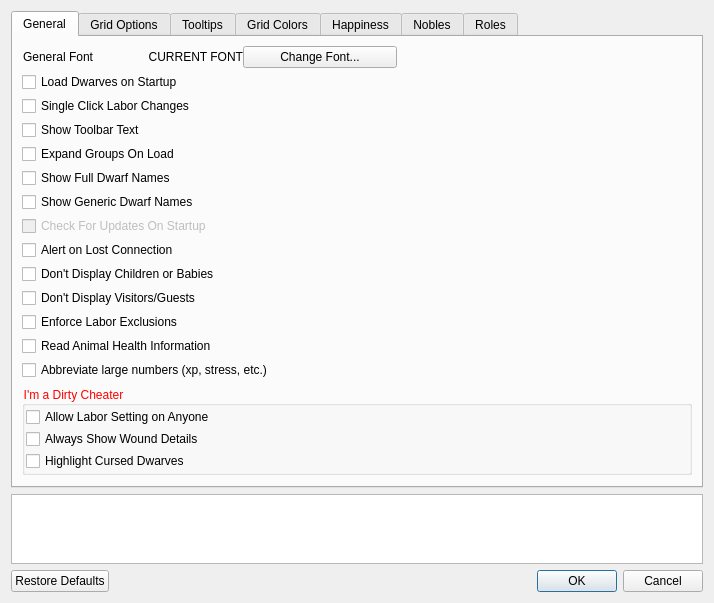
Qt form ui/optionsmenu.ui (Dwarf-Therapist/Dwarf-Therapist) before a commit.
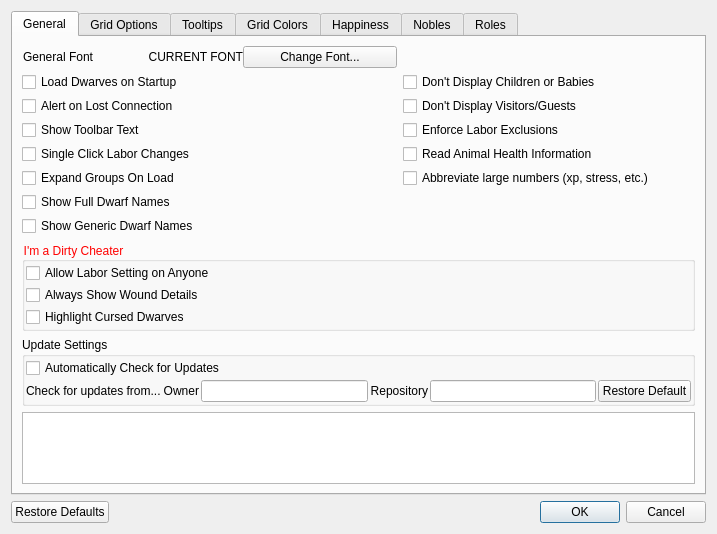
The same form after that commit. Icons and pictures are not drawn.

Commit message: WIP auto-update functionality

What changed in the file:
```diff
--- a/ui/optionsmenu.ui
+++ b/ui/optionsmenu.ui
@@ -9,8 +9,8 @@
    <rect>
     <x>0</x>
     <y>0</y>
-    <width>714</width>
-    <height>584</height>
+    <width>717</width>
+    <height>526</height>
    </rect>
   </property>
   <property name="windowTitle">
@@ -20,7 +20,7 @@
    <iconset resource="../resources.qrc">
     <normaloff>:/img/color_wheel.png</normaloff>:/img/color_wheel.png</iconset>
   </property>
-  <layout class="QVBoxLayout" name="vbox" stretch="0,1,0">
+  <layout class="QVBoxLayout" name="vbox" stretch="0,0">
    <item>
     <widget class="QTabWidget" name="tabWidget">
      <property name="enabled">
@@ -52,26 +52,13 @@
       <attribute name="title">
        <string>General</string>
       </attribute>
-      <layout class="QVBoxLayout" name="verticalLayout">
+      <layout class="QVBoxLayout" name="verticalLayout_7">
        <item>
         <layout class="QGridLayout" name="gridLayout_5">
          <property name="verticalSpacing">
           <number>4</number>
          </property>
-         <item row="13" column="0">
-          <widget class="QCheckBox" name="chk_format_numbers">
-           <property name="toolTip">
-            <string>Abbreviate large numbers, such as experience and stress. For example this option would replace 100,000 stress with 100k.</string>
-           </property>
-           <property name="statusTip">
-            <string>Abbreviate large numbers, such as experience and stress. For example this option would replace 100,000 stress with 100k.</string>
-           </property>
-           <property name="text">
-            <string>Abbreviate large numbers (xp, stress, etc.)</string>
-           </property>
-          </widget>
-         </item>
-         <item row="2" column="0">
+         <item row="4" column="0">
           <widget class="QCheckBox" name="cb_single_click_labor_changes">
            <property name="toolTip">
             <string/>
@@ -87,45 +74,6 @@
            </property>
           </widget>
          </item>
-         <item row="4" column="0">
-          <widget class="QCheckBox" name="cb_auto_expand">
-           <property name="toolTip">
-            <string/>
-           </property>
-           <property name="statusTip">
-            <string>When checked, if dwarfs are grouped by something, this will auto-expand all groups each view change</string>
-           </property>
-           <property name="whatsThis">
-            <string>When checked, if dwarfs are grouped by something, this will auto-expand all groups each view change</string>
-           </property>
-           <property name="text">
-            <string>Expand Groups On Load</string>
-           </property>
-          </widget>
-         </item>
-         <item row="9" column="0">
-          <widget class="QCheckBox" name="cb_hide_children">
-           <property name="statusTip">
-            <string>When checked, Children and Babies will not be displayed in the grid at all. &lt;font color=red&gt;&lt;b&gt;Note: this change will not take effect until the next full read!&lt;/font&gt;&lt;/b&gt;</string>
-           </property>
-           <property name="text">
-            <string>Don't Display Children or Babies</string>
-           </property>
-          </widget>
-         </item>
-         <item row="6" column="0">
-          <widget class="QCheckBox" name="cb_generic_names">
-           <property name="statusTip">
-            <string>When checked, show generic (English) last names for dwarves. &lt;font color=red&gt;&lt;b&gt;Note: this change will not take effect until the next full read of dwarves occurrs!&lt;/font&gt;&lt;/b&gt;</string>
-           </property>
-           <property name="whatsThis">
-            <string>When checked, show generic (English) last names for dwarves. Note: this change will not take effect until the next full read of dwarves occurrs!</string>
-           </property>
-           <property name="text">
-            <string>Show Generic Dwarf Names</string>
-           </property>
-          </widget>
-         </item>
          <item row="3" column="0">
           <widget class="QCheckBox" name="cb_show_toolbar_text">
            <property name="toolTip">
@@ -142,26 +90,7 @@
            </property>
           </widget>
          </item>
-         <item row="7" column="0">
-          <widget class="QCheckBox" name="cb_check_for_updates_on_startup">
-           <property name="enabled">
-            <bool>false</bool>
-           </property>
-           <property name="statusTip">
-            <string>When checked, Dwarf Therapist will go online at the time of launch and notify you if there is an update available.</string>
-           </property>
-           <property name="whatsThis">
-            <string>When checked, Dwarf Therapist will go online at the time of launch and notify you if there is an update available.</string>
-           </property>
-           <property name="text">
-            <string>Check For Updates On Startup</string>
-           </property>
-           <property name="checked">
-            <bool>false</bool>
-           </property>
-          </widget>
-         </item>
-         <item row="8" column="0">
+         <item row="2" column="0">
           <widget class="QCheckBox" name="cb_alert_on_lost_connection">
            <property name="statusTip">
             <string>When checked, Dwarf Therapist will alert you if it ever loses connectivity to your Dwarf Fortress game. This helps avoid writing bad data to your fort.  &lt;font color=red&gt;&lt;b&gt;Note: this change requires a restart of Dwarf Therapist!&lt;/font&gt;&lt;/b&gt;</string>
@@ -174,22 +103,6 @@
            </property>
           </widget>
          </item>
-         <item row="5" column="0">
-          <widget class="QCheckBox" name="cb_show_full_dwarf_names">
-           <property name="toolTip">
-            <string/>
-           </property>
-           <property name="statusTip">
-            <string>When checked, show first names for dwarfs even if they have custom nicknames. &lt;font color=red&gt;&lt;b&gt;Note: this change will not take effect until the next full read of dwarves occurrs!&lt;/font&gt;&lt;/b&gt;</string>
-           </property>
-           <property name="whatsThis">
-            <string>When checked, show first names for dwarfs even if they have custom nicknames. Note: this change will not take effect until the next full read of dwarves occurrs!</string>
-           </property>
-           <property name="text">
-            <string>Show Full Dwarf Names</string>
-           </property>
-          </widget>
-         </item>
          <item row="1" column="0">
           <widget class="QCheckBox" name="cb_read_dwarves_on_startup">
            <property name="toolTip">
@@ -206,8 +119,30 @@
            </property>
           </widget>
          </item>
-         <item row="11" column="0">
+         <item row="1" column="1">
+          <widget class="QCheckBox" name="cb_hide_children">
+           <property name="sizePolicy">
+            <sizepolicy hsizetype="Expanding" vsizetype="Fixed">
+             <horstretch>0</horstretch>
+             <verstretch>0</verstretch>
+            </sizepolicy>
+           </property>
+           <property name="statusTip">
+            <string>When checked, Children and Babies will not be displayed in the grid at all. &lt;font color=red&gt;&lt;b&gt;Note: this change will not take effect until the next full read!&lt;/font&gt;&lt;/b&gt;</string>
+           </property>
+           <property name="text">
+            <string>Don't Display Children or Babies</string>
+           </property>
+          </widget>
+         </item>
+         <item row="3" column="1">
           <widget class="QCheckBox" name="cb_labor_exclusions">
+           <property name="sizePolicy">
+            <sizepolicy hsizetype="Expanding" vsizetype="Fixed">
+             <horstretch>0</horstretch>
+             <verstretch>0</verstretch>
+            </sizepolicy>
+           </property>
            <property name="statusTip">
             <string>When unchecked labor exclusions are ignored (wood cutting, mining and hunting primarily). &lt;b&gt;&lt;font color=&quot;red&quot;&gt;WARNING: Disabling this can cause equipment problems!&lt;/font&gt;&lt;/b&gt;</string>
            </property>
@@ -220,20 +155,29 @@
           </widget>
          </item>
          <item row="2" column="1">
-          <spacer name="horizontalSpacer_16">
-           <property name="orientation">
-            <enum>Qt::Horizontal</enum>
+          <widget class="QCheckBox" name="cb_hide_visitors">
+           <property name="sizePolicy">
+            <sizepolicy hsizetype="Expanding" vsizetype="Fixed">
+             <horstretch>0</horstretch>
+             <verstretch>0</verstretch>
+            </sizepolicy>
            </property>
-           <property name="sizeHint" stdset="0">
-            <size>
-             <width>40</width>
-             <height>20</height>
-            </size>
+           <property name="statusTip">
+            <string>When checked, Visitors and Guests will not be displayed in the grid at all. &lt;font color=red&gt;&lt;b&gt;Note: this change will not take effect until the next full read!&lt;/font&gt;&lt;/b&gt;</string>
            </property>
-          </spacer>
+           <property name="text">
+            <string>Don't Display Visitors/Guests</string>
+           </property>
+          </widget>
          </item>
-         <item row="12" column="0">
+         <item row="4" column="1">
           <widget class="QCheckBox" name="cb_animal_health">
+           <property name="sizePolicy">
+            <sizepolicy hsizetype="Expanding" vsizetype="Fixed">
+             <horstretch>0</horstretch>
+             <verstretch>0</verstretch>
+            </sizepolicy>
+           </property>
            <property name="statusTip">
             <string>When checked, loads and shows health for animals. This requires health columns to be added to a view set to show animals!</string>
            </property>
@@ -242,6 +186,70 @@
            </property>
           </widget>
          </item>
+         <item row="5" column="1">
+          <widget class="QCheckBox" name="chk_format_numbers">
+           <property name="sizePolicy">
+            <sizepolicy hsizetype="Expanding" vsizetype="Fixed">
+             <horstretch>0</horstretch>
+             <verstretch>0</verstretch>
+            </sizepolicy>
+           </property>
+           <property name="toolTip">
+            <string>Abbreviate large numbers, such as experience and stress. For example this option would replace 100,000 stress with 100k.</string>
+           </property>
+           <property name="statusTip">
+            <string>Abbreviate large numbers, such as experience and stress. For example this option would replace 100,000 stress with 100k.</string>
+           </property>
+           <property name="text">
+            <string>Abbreviate large numbers (xp, stress, etc.)</string>
+           </property>
+          </widget>
+         </item>
+         <item row="5" column="0">
+          <widget class="QCheckBox" name="cb_auto_expand">
+           <property name="toolTip">
+            <string/>
+           </property>
+           <property name="statusTip">
+            <string>When checked, if dwarfs are grouped by something, this will auto-expand all groups each view change</string>
+           </property>
+           <property name="whatsThis">
+            <string>When checked, if dwarfs are grouped by something, this will auto-expand all groups each view change</string>
+           </property>
+           <property name="text">
+            <string>Expand Groups On Load</string>
+           </property>
+          </widget>
+         </item>
+         <item row="7" column="0">
+          <widget class="QCheckBox" name="cb_generic_names">
+           <property name="statusTip">
+            <string>When checked, show generic (English) last names for dwarves. &lt;font color=red&gt;&lt;b&gt;Note: this change will not take effect until the next full read of dwarves occurrs!&lt;/font&gt;&lt;/b&gt;</string>
+           </property>
+           <property name="whatsThis">
+            <string>When checked, show generic (English) last names for dwarves. Note: this change will not take effect until the next full read of dwarves occurrs!</string>
+           </property>
+           <property name="text">
+            <string>Show Generic Dwarf Names</string>
+           </property>
+          </widget>
+         </item>
+         <item row="6" column="0">
+          <widget class="QCheckBox" name="cb_show_full_dwarf_names">
+           <property name="toolTip">
+            <string/>
+           </property>
+           <property name="statusTip">
+            <string>When checked, show first names for dwarfs even if they have custom nicknames. &lt;font color=red&gt;&lt;b&gt;Note: this change will not take effect until the next full read of dwarves occurrs!&lt;/font&gt;&lt;/b&gt;</string>
+           </property>
+           <property name="whatsThis">
+            <string>When checked, show first names for dwarfs even if they have custom nicknames. Note: this change will not take effect until the next full read of dwarves occurrs!</string>
+           </property>
+           <property name="text">
+            <string>Show Full Dwarf Names</string>
+           </property>
+          </widget>
+         </item>
          <item row="0" column="0">
           <layout class="QHBoxLayout" name="horizontalLayout_3">
            <item>
@@ -318,20 +326,16 @@
            </item>
           </layout>
          </item>
-         <item row="10" column="0">
-          <widget class="QCheckBox" name="cb_hide_visitors">
-           <property name="statusTip">
-            <string>When checked, Visitors and Guests will not be displayed in the grid at all. &lt;font color=red&gt;&lt;b&gt;Note: this change will not take effect until the next full read!&lt;/font&gt;&lt;/b&gt;</string>
-           </property>
-           <property name="text">
-            <string>Don't Display Visitors/Guests</string>
-           </property>
-          </widget>
-         </item>
         </layout>
        </item>
        <item>
-        <widget class="QGroupBox" name="groupBox">
+        <widget class="QGroupBox" name="groupBox_cheats">
+         <property name="sizePolicy">
+          <sizepolicy hsizetype="Preferred" vsizetype="Preferred">
+           <horstretch>0</horstretch>
+           <verstretch>0</verstretch>
+          </sizepolicy>
+         </property>
          <property name="styleSheet">
           <string notr="true">QGroupBox{color: rgb(255, 0, 0);}</string>
          </property>
@@ -420,6 +424,129 @@
          </layout>
         </widget>
        </item>
+       <item>
+        <widget class="QGroupBox" name="groupBox_updates">
+         <property name="title">
+          <string>Update Settings</string>
+         </property>
+         <layout class="QVBoxLayout" name="verticalLayout">
+          <property name="spacing">
+           <number>2</number>
+          </property>
+          <property name="leftMargin">
+           <number>1</number>
+          </property>
+          <property name="topMargin">
+           <number>1</number>
+          </property>
+          <property name="rightMargin">
+           <number>1</number>
+          </property>
+          <property name="bottomMargin">
+           <number>1</number>
+          </property>
+          <item>
+           <layout class="QGridLayout" name="gridLayout_9">
+            <item row="1" column="4">
+             <widget class="QLineEdit" name="le_repo_name"/>
+            </item>
+            <item row="1" column="1">
+             <widget class="QLabel" name="lbl_owner">
+              <property name="sizePolicy">
+               <sizepolicy hsizetype="Minimum" vsizetype="Fixed">
+                <horstretch>0</horstretch>
+                <verstretch>0</verstretch>
+               </sizepolicy>
+              </property>
+              <property name="whatsThis">
+               <string/>
+              </property>
+              <property name="text">
+               <string>Owner</string>
+              </property>
+              <property name="alignment">
+               <set>Qt::AlignRight|Qt::AlignTrailing|Qt::AlignVCenter</set>
+              </property>
+             </widget>
+            </item>
+            <item row="1" column="0">
+             <widget class="QLabel" name="lbl_update_location">
+              <property name="sizePolicy">
+               <sizepolicy hsizetype="Fixed" vsizetype="Fixed">
+                <horstretch>0</horstretch>
+                <verstretch>0</verstretch>
+               </sizepolicy>
+              </property>
+              <property name="toolTip">
+               <string/>
+              </property>
+              <property name="statusTip">
+               <string>The following options determine the GitHub repository to check for new releases and memory layouts.</string>
+              </property>
+              <property name="whatsThis">
+               <string>The following options determine the GitHub repository to check for new releases and memory layouts.</string>
+              </property>
+              <property name="text">
+               <string>Check for updates from...</string>
+              </property>
+             </widget>
+            </item>
+            <item row="1" column="3">
+             <widget class="QLabel" name="lbl_repo">
+              <property name="sizePolicy">
+               <sizepolicy hsizetype="Minimum" vsizetype="Fixed">
+                <horstretch>0</horstretch>
+                <verstretch>0</verstretch>
+               </sizepolicy>
+              </property>
+              <property name="text">
+               <string>Repository</string>
+              </property>
+              <property name="alignment">
+               <set>Qt::AlignRight|Qt::AlignTrailing|Qt::AlignVCenter</set>
+              </property>
+             </widget>
+            </item>
+            <item row="0" column="0" colspan="5">
+             <widget class="QCheckBox" name="cb_check_for_updates_on_startup">
+              <property name="enabled">
+               <bool>true</bool>
+              </property>
+              <property name="sizePolicy">
+               <sizepolicy hsizetype="Preferred" vsizetype="Fixed">
+                <horstretch>0</horstretch>
+                <verstretch>0</verstretch>
+               </sizepolicy>
+              </property>
+              <property name="statusTip">
+               <string>When checked, Dwarf Therapist will go online at the time of launch and notify you if there is an update available.</string>
+              </property>
+              <property name="whatsThis">
+               <string>When checked, Dwarf Therapist will go online at the time of launch and notify you if there is an update available.</string>
+              </property>
+              <property name="text">
+               <string>Automatically Check for Updates</string>
+              </property>
+              <property name="checked">
+               <bool>false</bool>
+              </property>
+             </widget>
+            </item>
+            <item row="1" column="5">
+             <widget class="QPushButton" name="btn_reset_updates">
+              <property name="text">
+               <string>Restore Default</string>
+              </property>
+             </widget>
+            </item>
+            <item row="1" column="2">
+             <widget class="QLineEdit" name="le_repo_owner"/>
+            </item>
+           </layout>
+          </item>
+         </layout>
+        </widget>
+       </item>
        <item>
         <spacer name="verticalSpacer_7">
          <property name="orientation">
@@ -433,6 +560,22 @@
          </property>
         </spacer>
        </item>
+       <item>
+        <widget class="QTextEdit" name="text_status_tip">
+         <property name="sizePolicy">
+          <sizepolicy hsizetype="Expanding" vsizetype="Preferred">
+           <horstretch>0</horstretch>
+           <verstretch>0</verstretch>
+          </sizepolicy>
+         </property>
+         <property name="undoRedoEnabled">
+          <bool>false</bool>
+         </property>
+         <property name="textInteractionFlags">
+          <set>Qt::LinksAccessibleByMouse|Qt::TextSelectableByKeyboard|Qt::TextSelectableByMouse</set>
+         </property>
+        </widget>
+       </item>
       </layout>
      </widget>
      <widget class="QWidget" name="tab_grid_options">
@@ -2376,22 +2519,6 @@
      </widget>
     </widget>
    </item>
-   <item>
-    <widget class="QTextEdit" name="text_status_tip">
-     <property name="sizePolicy">
-      <sizepolicy hsizetype="Expanding" vsizetype="Preferred">
-       <horstretch>0</horstretch>
-       <verstretch>0</verstretch>
-      </sizepolicy>
-     </property>
-     <property name="undoRedoEnabled">
-      <bool>false</bool>
-     </property>
-     <property name="textInteractionFlags">
-      <set>Qt::LinksAccessibleByMouse|Qt::TextSelectableByKeyboard|Qt::TextSelectableByMouse</set>
-     </property>
-    </widget>
-   </item>
    <item>
     <layout class="QHBoxLayout" name="horizontalLayout_5">
      <property name="spacing">
```
Left out of the diff: 5 changed lines with no effect on the pictures. The commit also changes 29 other files.
